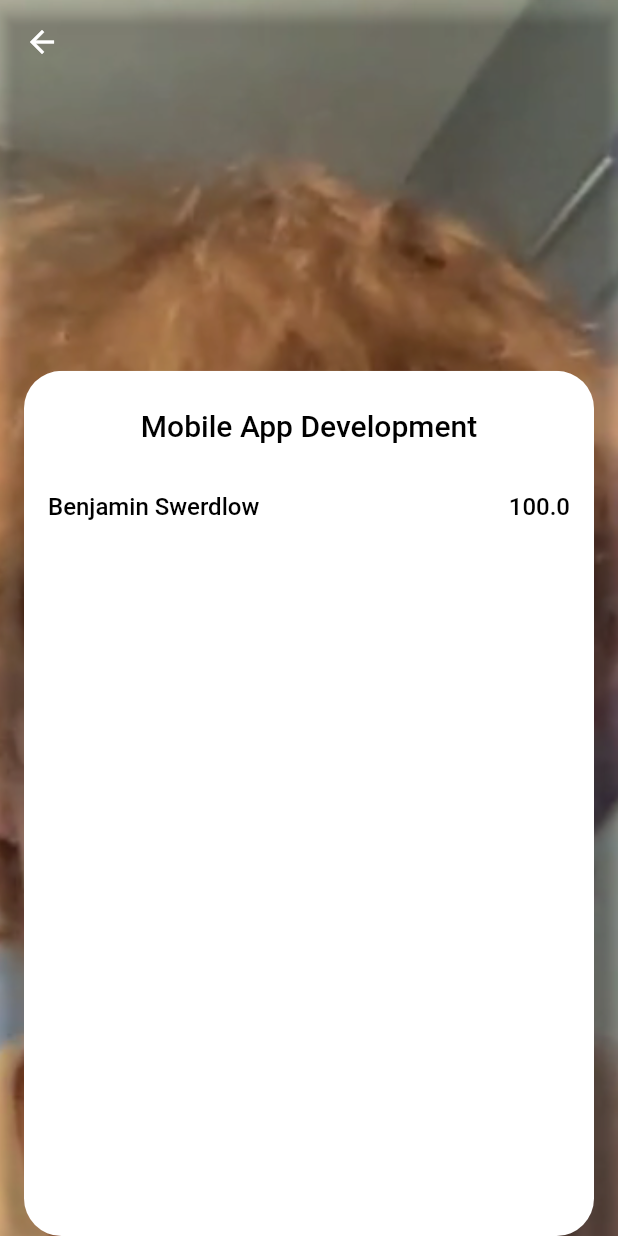
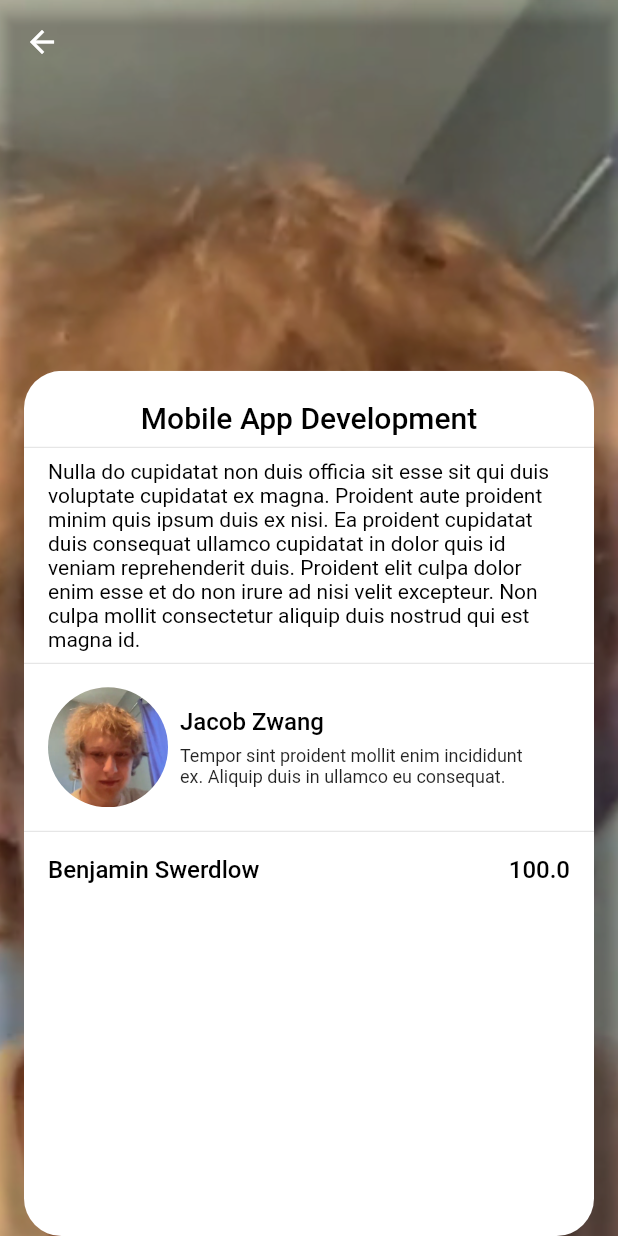
Before and after one commit to BidVerse/app, a Flutter app: the ContractorListPage screen opened directly, after a tap on "Mobile App Development", on a phone screen of 412 x 824 dp. Run offline on Flutter 3.47's test engine with Material 2 defaults, Android fonts, the phone set to English and light mode, and no system bars; statements that could not run were skipped.

Commit message:
contract page

```diff
--- a/lib/pages/contractor_info.dart
+++ b/lib/pages/contractor_info.dart
@@ -46,13 +46,59 @@ class _ContractorInfoPageState extends State<ContractorInfoPage> {
                     height: MediaQuery.of(context).size.height * 0.7,
                     color: Colors.white,
                     child: ListView(
+                      padding: EdgeInsets.only(top: 20),
                       shrinkWrap: true,
                       children: [
+                        ThemedText(widget.profile.contract, type: Type.h2),
+                        Divider(),
                         Padding(
-                          padding: const EdgeInsets.symmetric(vertical: 25),
-                          child: ThemedText(widget.profile.contract,
-                              type: Type.h2),
+                          padding: const EdgeInsets.symmetric(horizontal: 16),
+                          child: ThemedText(
+                            widget.profile.description,
+                            type: Type.subtitle,
+                            textAlign: TextAlign.left,
+                          ),
                         ),
+                        Divider(),
+                        Padding(
+                          padding: const EdgeInsets.symmetric(
+                              vertical: 8.0, horizontal: 16.0),
+                          child: Row(
+                            children: [
+                              ClipOval(
+                                child: Image.asset(
+                                  widget.profile.image,
+                                  height: 80,
+                                  width: 80,
+                                  fit: BoxFit.cover,
+                                ),
+                              ),
+                              SizedBox(
+                                height: 60,
+                                width: MediaQuery.of(context).size.width - 164,
+                                child: Padding(
+                                  padding: const EdgeInsets.only(left: 8.0),
+                                  child: Column(
+                                    mainAxisAlignment:
+                                        MainAxisAlignment.spaceAround,
+                                    crossAxisAlignment:
+                                        CrossAxisAlignment.start,
+                                    children: [
+                                      ThemedText(
+                                        widget.profile.name,
+                                        textAlign: TextAlign.left,
+                                      ),
+                                      Text(widget.profile.bio,
+                                          textAlign: TextAlign.left,
+                                          style: TextStyle(fontSize: 12))
+                                    ],
+                                  ),
+                                ),
+                              )
+                            ],
+                          ),
+                        ),
+                        Divider(),
                         Column(
                             children: List.generate(
                                 widget.profile.bids.length,
--- a/lib/pages/contrators_list.dart
+++ b/lib/pages/contrators_list.dart
@@ -18,7 +18,7 @@ class ContractorListPage extends StatelessWidget {
         description:
             'Nulla do cupidatat non duis officia sit esse sit qui duis voluptate cupidatat ex magna. Proident aute proident minim quis ipsum duis ex nisi. Ea proident cupidatat duis consequat ullamco cupidatat in dolor quis id veniam reprehenderit duis. Proident elit culpa dolor enim esse et do non irure ad nisi velit excepteur. Non culpa mollit consectetur aliquip duis nostrud qui est magna id.',
         bio:
-            'Tempor sint proident mollit enim incididunt ex. Aliquip duis in ullamco eu consequat. Officia deserunt incididunt sit esse labore est id ex. Eu excepteur excepteur non duis veniam et. In minim dolor enim in ad reprehenderit ad irure sit eu sint id ex adipisicing. ',
+            'Tempor sint proident mollit enim incididunt ex. Aliquip duis in ullamco eu consequat.',
         bids: [
           new Bid(amount: 100, name: 'Benjamin Swerdlow'),
         ]),
@@ -30,7 +30,7 @@ class ContractorListPage extends StatelessWidget {
         description:
             'Nulla do cupidatat non duis officia sit esse sit qui duis voluptate cupidatat ex magna. Proident aute proident minim quis ipsum duis ex nisi. Ea proident cupidatat duis consequat ullamco cupidatat in dolor quis id veniam reprehenderit duis. Proident elit culpa dolor enim esse et do non irure ad nisi velit excepteur. Non culpa mollit consectetur aliquip duis nostrud qui est magna id.',
         bio:
-            'Tempor sint proident mollit enim incididunt ex. Aliquip duis in ullamco eu consequat. Officia deserunt incididunt sit esse labore est id ex. Eu excepteur excepteur non duis veniam et. In minim dolor enim in ad reprehenderit ad irure sit eu sint id ex adipisicing. ',
+            'Tempor sint proident mollit enim incididunt ex. Aliquip duis in ullamco eu consequat.',
         bids: [
           new Bid(amount: 100, name: 'Benjamin Swerdlow'),
         ]),
@@ -42,7 +42,7 @@ class ContractorListPage extends StatelessWidget {
         description:
             'Nulla do cupidatat non duis officia sit esse sit qui duis voluptate cupidatat ex magna. Proident aute proident minim quis ipsum duis ex nisi. Ea proident cupidatat duis consequat ullamco cupidatat in dolor quis id veniam reprehenderit duis. Proident elit culpa dolor enim esse et do non irure ad nisi velit excepteur. Non culpa mollit consectetur aliquip duis nostrud qui est magna id.',
         bio:
-            'Tempor sint proident mollit enim incididunt ex. Aliquip duis in ullamco eu consequat. Officia deserunt incididunt sit esse labore est id ex. Eu excepteur excepteur non duis veniam et. In minim dolor enim in ad reprehenderit ad irure sit eu sint id ex adipisicing. ',
+            'Tempor sint proident mollit enim incididunt ex. Aliquip duis in ullamco eu consequat.',
         bids: [
           new Bid(amount: 100, name: 'Benjamin Swerdlow'),
         ]),
@@ -54,7 +54,7 @@ class ContractorListPage extends StatelessWidget {
         description:
             'Nulla do cupidatat non duis officia sit esse sit qui duis voluptate cupidatat ex magna. Proident aute proident minim quis ipsum duis ex nisi. Ea proident cupidatat duis consequat ullamco cupidatat in dolor quis id veniam reprehenderit duis. Proident elit culpa dolor enim esse et do non irure ad nisi velit excepteur. Non culpa mollit consectetur aliquip duis nostrud qui est magna id.',
         bio:
-            'Tempor sint proident mollit enim incididunt ex. Aliquip duis in ullamco eu consequat. Officia deserunt incididunt sit esse labore est id ex. Eu excepteur excepteur non duis veniam et. In minim dolor enim in ad reprehenderit ad irure sit eu sint id ex adipisicing. ',
+            'Tempor sint proident mollit enim incididunt ex. Aliquip duis in ullamco eu consequat.',
         bids: [
           new Bid(amount: 100, name: 'Benjamin Swerdlow'),
         ]),
```
